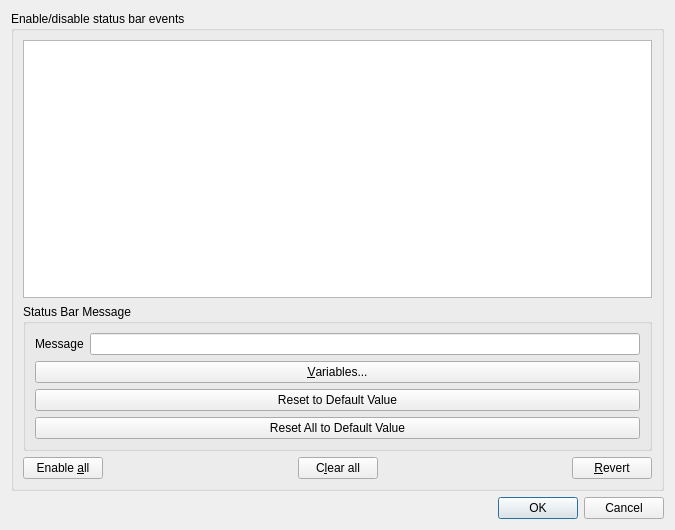
Qt form Client/qtTeamTalk/statusbardlg.ui (BearWare/TeamTalk5) before a commit.
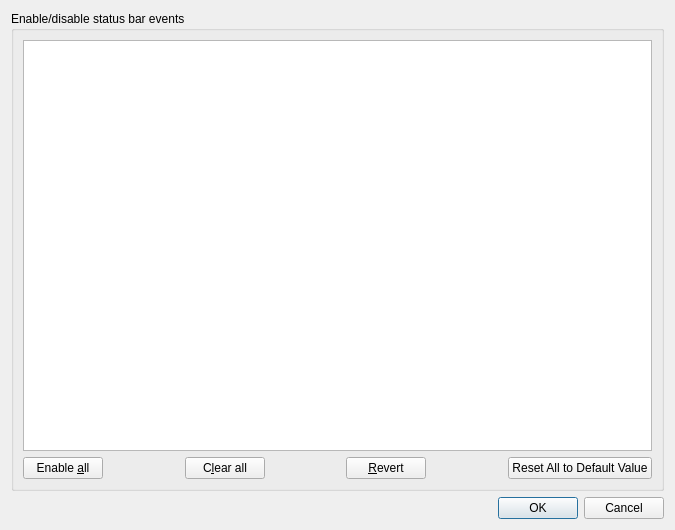
The same form after that commit. Custom widgets are drawn as their Qt base class.

The edit to the form file:
```diff
--- a/Client/qtTeamTalk/statusbardlg.ui
+++ b/Client/qtTeamTalk/statusbardlg.ui
@@ -39,53 +39,6 @@
         </property>
        </widget>
       </item>
-      <item>
-       <widget class="QGroupBox" name="sbmsg_groupbox">
-        <property name="title">
-         <string>Status Bar Message</string>
-        </property>
-        <layout class="QVBoxLayout" name="verticalLayout_16">
-         <item>
-          <layout class="QHBoxLayout" name="horizontalLayout_29">
-           <item>
-            <widget class="QLabel" name="SBMsgLabel">
-             <property name="text">
-              <string>Message</string>
-             </property>
-             <property name="buddy">
-              <cstring>SBMsgEdit</cstring>
-             </property>
-            </widget>
-           </item>
-           <item>
-            <widget class="QLineEdit" name="SBMsgEdit"/>
-           </item>
-          </layout>
-         </item>
-         <item>
-          <widget class="QPushButton" name="SBVarButton">
-           <property name="text">
-            <string>&amp;Variables...</string>
-           </property>
-          </widget>
-         </item>
-         <item>
-          <widget class="QPushButton" name="SBDefValButton">
-           <property name="text">
-            <string>Reset to Default Value</string>
-           </property>
-          </widget>
-         </item>
-         <item>
-          <widget class="QPushButton" name="SBDefAllValButton">
-           <property name="text">
-            <string>Reset All to Default Value</string>
-           </property>
-          </widget>
-         </item>
-        </layout>
-       </widget>
-      </item>
       <item>
        <layout class="QHBoxLayout" name="horizontalLayout">
         <item>
@@ -135,6 +88,26 @@
           </property>
          </widget>
         </item>
+        <item>
+         <spacer name="horizontalSpacer_26">
+          <property name="orientation">
+           <enum>Qt::Horizontal</enum>
+          </property>
+          <property name="sizeHint" stdset="0">
+           <size>
+            <width>40</width>
+            <height>20</height>
+           </size>
+          </property>
+         </spacer>
+        </item>
+        <item>
+         <widget class="QPushButton" name="SBDefAllValButton">
+          <property name="text">
+           <string>Reset All to Default Value</string>
+          </property>
+         </widget>
+        </item>
        </layout>
       </item>
      </layout>
```
